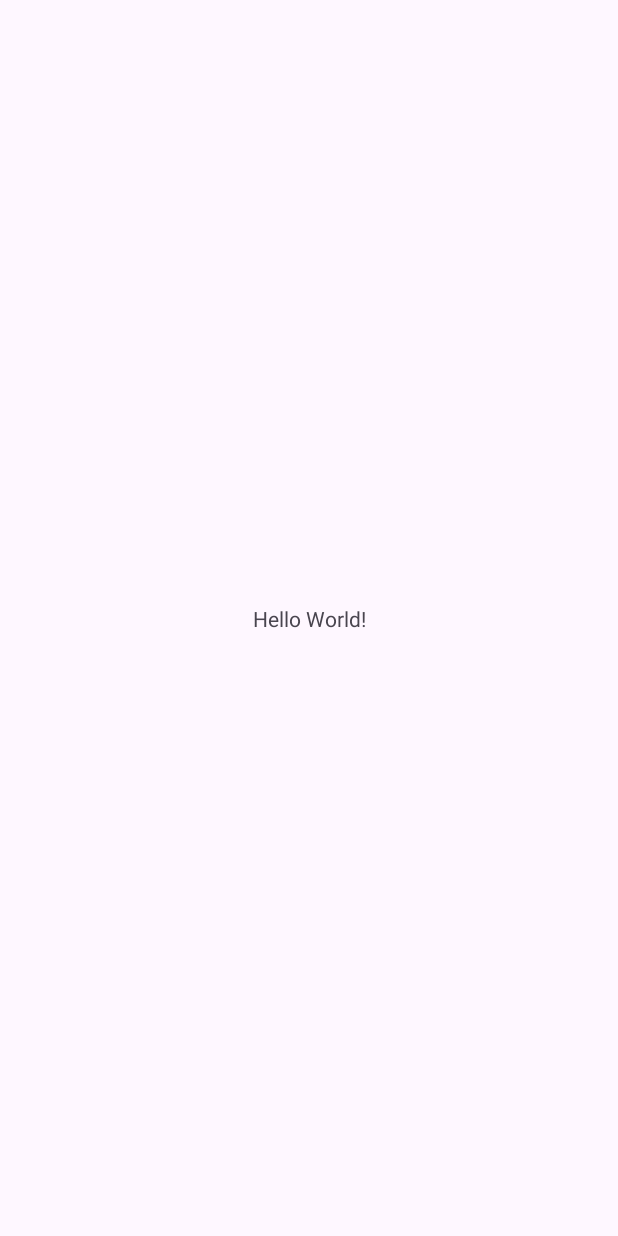
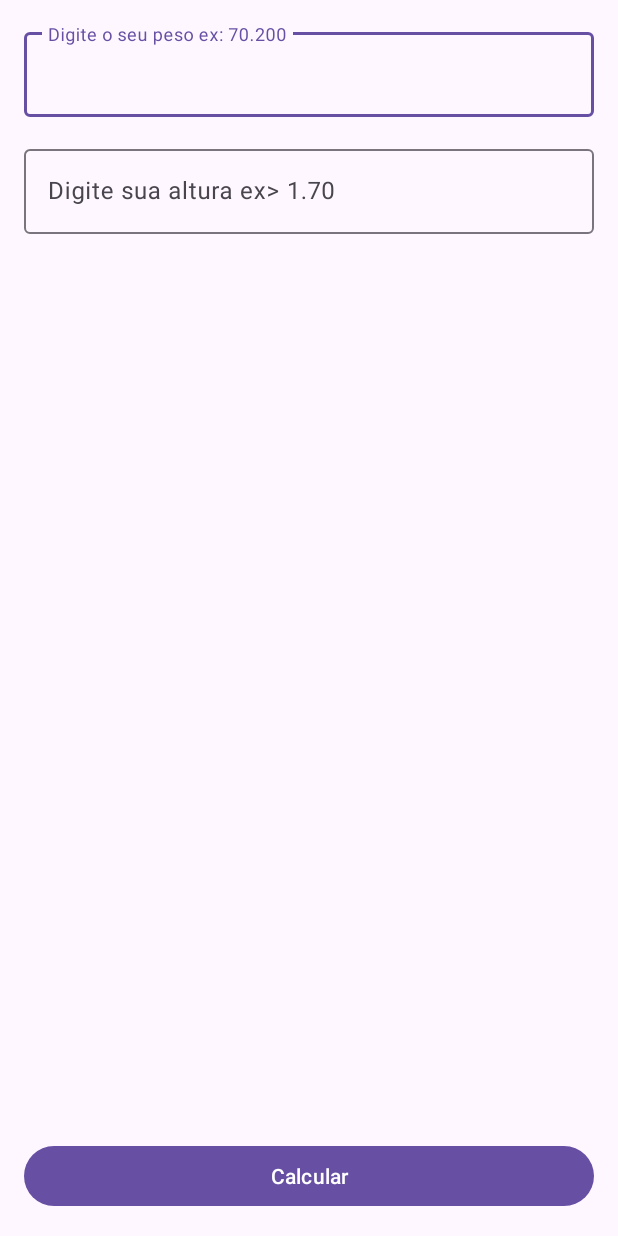
Before and after one commit to Miriantv/IMC_calculator, an Android app: the screen it shows after launch (MainActivity), on a phone screen of 412 x 824 dp. Before the commit the screen is almost empty. Run offline under Robolectric (Android 15) with nearby library versions, the phone set to English and light mode, and no system bars.

Commit message:
Tela inicial

```diff
--- a/app/src/main/res/layout/activity_main.xml
+++ b/app/src/main/res/layout/activity_main.xml
@@ -6,13 +6,49 @@
     android:layout_height="match_parent"
     tools:context=".MainActivity">
 
-    <TextView
-        android:layout_width="wrap_content"
+    <Button
+        android:id="@+id/btn_calcular"
+        android:layout_width="match_parent"
         android:layout_height="wrap_content"
-        android:text="Hello World!"
+        android:layout_margin="16dp"
+        android:text="Calcular"
         app:layout_constraintBottom_toBottomOf="parent"
         app:layout_constraintEnd_toEndOf="parent"
+        app:layout_constraintStart_toStartOf="parent" />
+
+    <com.google.android.material.textfield.TextInputLayout
+        android:id="@+id/textInputLayout"
+        android:layout_width="match_parent"
+        android:layout_height="wrap_content"
+        android:layout_margin="16dp"
+        app:layout_constraintEnd_toEndOf="parent"
         app:layout_constraintStart_toStartOf="parent"
-        app:layout_constraintTop_toTopOf="parent" />
+        app:layout_constraintTop_toTopOf="parent">
 
-</androidx.constraintlayout.widget.ConstraintLayout>
+        <com.google.android.material.textfield.TextInputEditText
+            android:id="@+id/edit_text_peso"
+            android:layout_width="match_parent"
+            android:layout_height="wrap_content"
+            android:hint="Digite o seu peso ex: 70.200"
+            android:inputType="numberDecimal" />
+
+    </com.google.android.material.textfield.TextInputLayout>
+
+    <com.google.android.material.textfield.TextInputLayout
+        android:layout_width="match_parent"
+        android:layout_height="wrap_content"
+        android:layout_margin="16dp"
+        app:layout_constraintEnd_toEndOf="parent"
+        app:layout_constraintStart_toStartOf="parent"
+        app:layout_constraintTop_toBottomOf="@+id/textInputLayout">
+
+        <com.google.android.material.textfield.TextInputEditText
+            android:id="@+id/edit_text_altura"
+            android:layout_width="match_parent"
+            android:layout_height="wrap_content"
+            android:hint="Digite sua altura ex> 1.70"
+            android:inputType="numberDecimal"/>
+
+    </com.google.android.material.textfield.TextInputLayout>
+
+    </androidx.constraintlayout.widget.ConstraintLayout>
```
Also changed, not shown: app/src/main/java/com/comunidadedevspace/imc/MainActivity.kt (+37 -0 lines).
